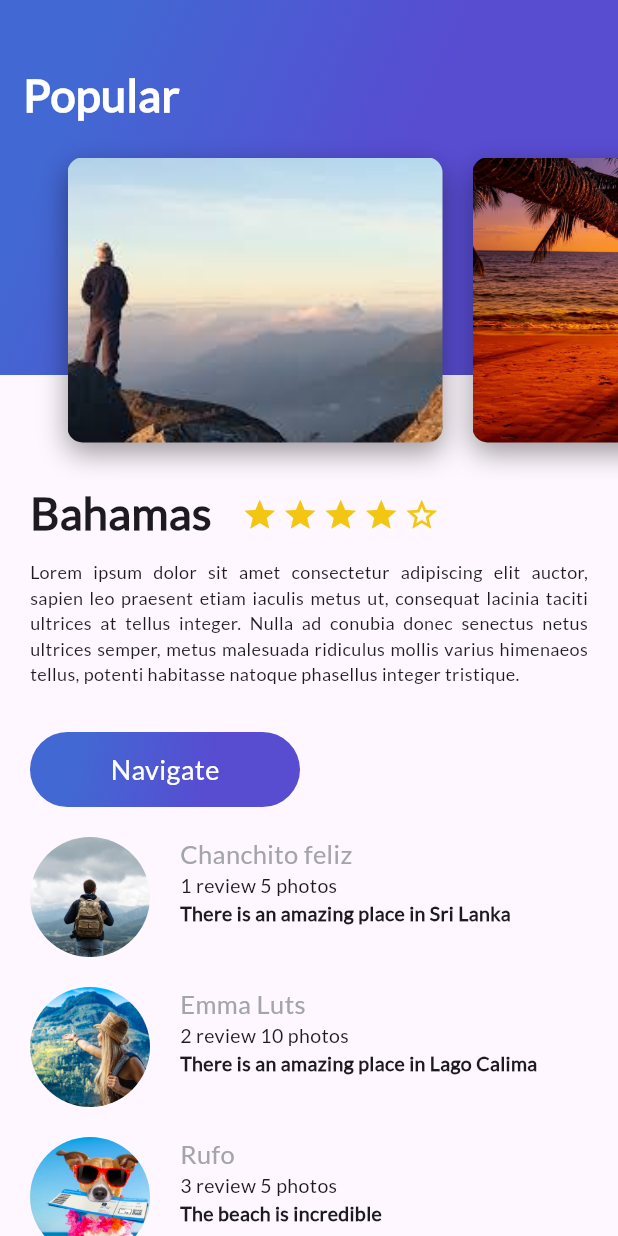
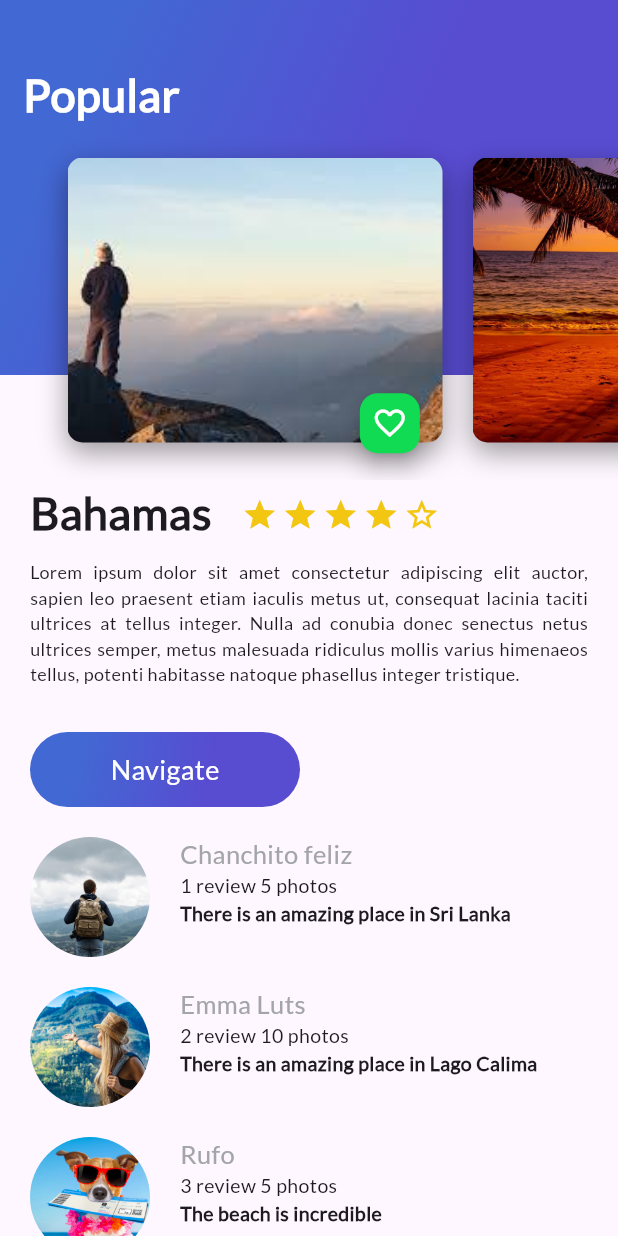
Before and after one commit to jorgekast18/platzi-trips, a Flutter app: the screen it shows after launch, on a phone screen of 412 x 824 dp. Run offline on Flutter 3.47's test engine with Material 3 defaults, Android fonts, the phone set to English and light mode, and no system bars.

Commit message:
Create floating button navigation for add favorite places and add in card image

```diff
--- a/lib/card_image.dart
+++ b/lib/card_image.dart
@@ -1,4 +1,5 @@
 import 'package:flutter/material.dart';
+import 'package:platzi_trips_app/floating_action_button_green.dart';
 
 class CardImage extends StatelessWidget {
 
@@ -33,7 +34,13 @@ class CardImage extends StatelessWidget {
       ),
     );
 
-    return card;
+    return Stack(
+      alignment: const Alignment(0.9, 1.1),
+      children: <Widget>[
+        card,
+        FloatingActionButtonGreen()
+      ],
+    );
   }
 
 }
--- /dev/null
+++ b/lib/floating_action_button_green.dart
@@ -0,0 +1,44 @@
+import 'package:flutter/material.dart';
+
+class FloatingActionButtonGreen extends StatefulWidget {
+  @override
+  State<StatefulWidget> createState() {
+    // TODO: implement createState
+    return _FloatingActionButtonGreen();
+  }
+
+}
+
+class _FloatingActionButtonGreen extends State<FloatingActionButtonGreen> {
+
+  bool _pressed = false;
+  IconData iconFavorite = Icons.favorite_border;
+  void onPressedFav () {
+
+    setState(() {
+      _pressed = !_pressed;
+      iconFavorite = _pressed ? Icons.favorite : Icons.favorite_border;
+    });
+    ScaffoldMessenger.of(context).showSnackBar(
+        SnackBar(
+            content: _pressed
+              ? const Text('Agregado a favorites')
+              : const Text('Eliminado de favoritos'))
+        );
+  }
+  @override
+  Widget build(BuildContext context) {
+    // TODO: implement build
+    return FloatingActionButton(
+      backgroundColor: const Color(0xFF11DA53),
+      mini: true,
+      tooltip: 'Fav',
+      onPressed: onPressedFav,
+      child: Icon(
+        iconFavorite,
+        color: Colors.white,
+      ),
+    );
+  }
+
+}
```
